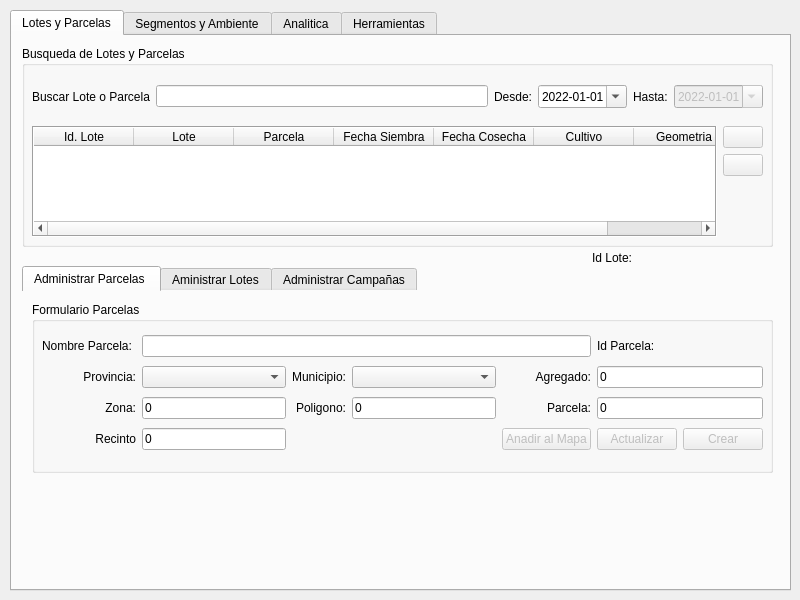
This is ui/agrae_main.ui in franciscocontreras93/agrae as Qt 5 draws it before an edit. The edited form follows.
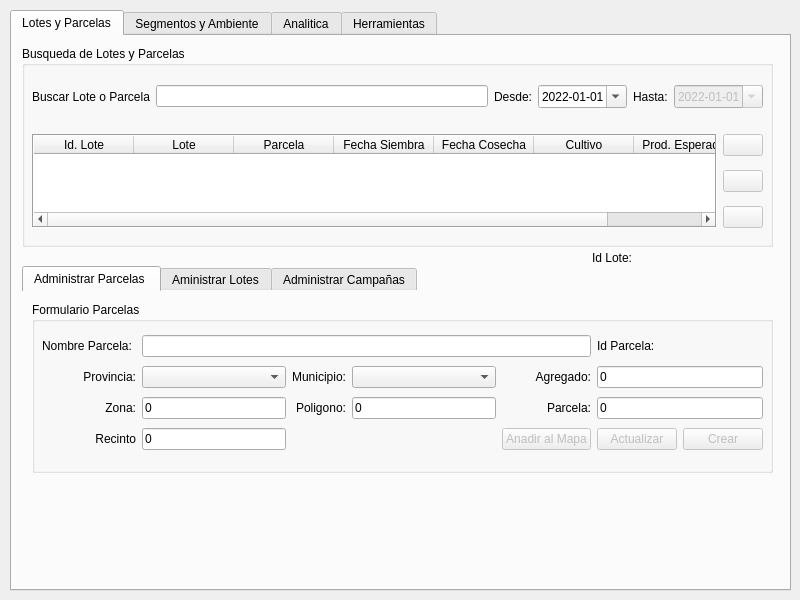
This is the edited form. The open tabs and pages were chosen to show the change.

```diff
--- a/ui/agrae_main.ui
+++ b/ui/agrae_main.ui
@@ -225,7 +225,7 @@
          </column>
          <column>
           <property name="text">
-           <string>Geometria</string>
+           <string>Prod. Esperada</string>
           </property>
          </column>
         </widget>
@@ -256,6 +256,19 @@
          </property>
         </widget>
        </item>
+       <item row="2" column="1">
+        <widget class="QPushButton" name="btn_chart">
+         <property name="enabled">
+          <bool>false</bool>
+         </property>
+         <property name="toolTip">
+          <string>Añadir Lote al Mapa</string>
+         </property>
+         <property name="text">
+          <string/>
+         </property>
+        </widget>
+       </item>
       </layout>
      </widget>
     </widget>
```
Left out of the diff: 38 changed lines with no effect on the pictures.
